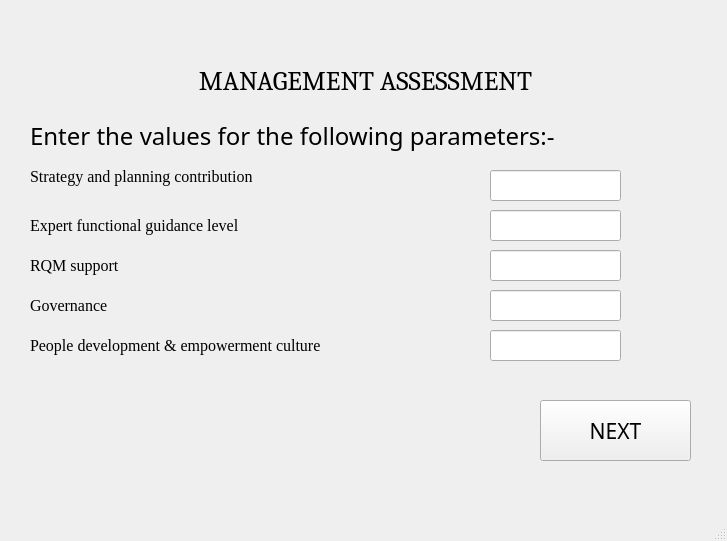
Before: the Qt Designer form ui_files/management_screen.ui in yorozuya-2003/institutional_benchmarking_model, drawn with Qt 5.
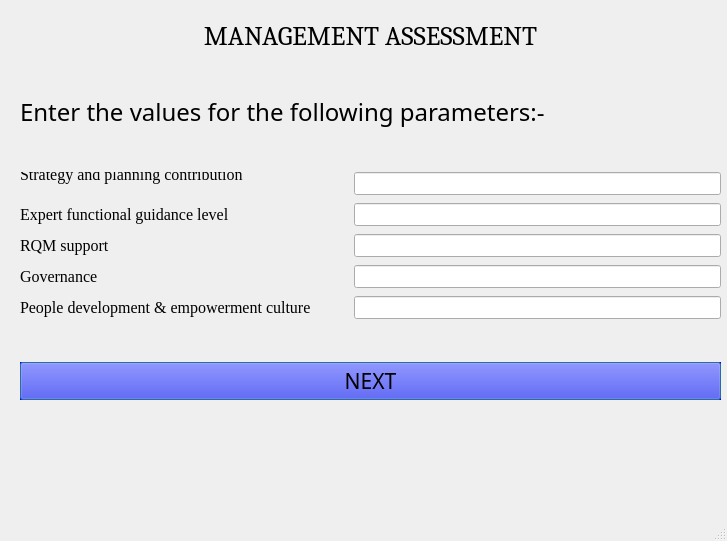
After: the same form once the commit is applied.

What changed in the file:
```diff
--- a/ui_files/management_screen.ui
+++ b/ui_files/management_screen.ui
@@ -14,15 +14,24 @@
    <string>MainWindow</string>
   </property>
   <widget class="QWidget" name="centralwidget">
+   <widget class="QWidget" name="">
+    <property name="geometry">
+     <rect>
+      <x>20</x>
+      <y>20</y>
+      <width>701</width>
+      <height>391</height>
+     </rect>
+    </property>
+    <layout class="QVBoxLayout" name="verticalLayout">
+     <property name="spacing">
+      <number>43</number>
+     </property>
+     <property name="bottomMargin">
+      <number>11</number>
+     </property>
+     <item>
    <widget class="QLabel" name="label_10">
-    <property name="geometry">
-     <rect>
-      <x>130</x>
-      <y>60</y>
-      <width>471</width>
-      <height>41</height>
-     </rect>
-    </property>
     <property name="font">
      <font>
       <family>Cambria</family>
@@ -36,15 +45,9 @@
      <set>Qt::AlignCenter</set>
     </property>
    </widget>
+     </item>
+     <item>
    <widget class="QLabel" name="label">
-    <property name="geometry">
-     <rect>
-      <x>30</x>
-      <y>110</y>
-      <width>601</width>
-      <height>51</height>
-     </rect>
-    </property>
     <property name="font">
      <font>
       <family>Corbel</family>
@@ -58,35 +61,24 @@
      <set>Qt::AlignLeading|Qt::AlignLeft|Qt::AlignVCenter</set>
     </property>
    </widget>
-   <widget class="QLabel" name="label_2">
-    <property name="geometry">
-     <rect>
-      <x>30</x>
-      <y>170</y>
-      <width>451</width>
-      <height>31</height>
-     </rect>
-    </property>
+     </item>
+     <item>
+      <layout class="QGridLayout" name="gridLayout">
+       <property name="verticalSpacing">
+        <number>8</number>
+       </property>
+       <item row="3" column="1">
+        <widget class="QLineEdit" name="paramH">
     <property name="font">
      <font>
-      <family>Georgia</family>
+           <family>Times New Roman</family>
       <pointsize>12</pointsize>
      </font>
     </property>
-    <property name="text">
-     <string>Strategy and planning contribution
-</string>
-    </property>
-   </widget>
-   <widget class="QLabel" name="label_3">
-    <property name="geometry">
-     <rect>
-      <x>30</x>
-      <y>210</y>
-      <width>441</width>
-      <height>31</height>
-     </rect>
-    </property>
+        </widget>
+       </item>
+       <item row="4" column="0">
+        <widget class="QLabel" name="label_6">
     <property name="font">
      <font>
       <family>Georgia</family>
@@ -94,37 +86,12 @@
      </font>
     </property>
     <property name="text">
-     <string>Expert functional guidance level</string>
-    </property>
-   </widget>
-   <widget class="QLabel" name="label_4">
-    <property name="geometry">
-     <rect>
-      <x>30</x>
-      <y>250</y>
-      <width>441</width>
-      <height>31</height>
-     </rect>
-    </property>
-    <property name="font">
-     <font>
-      <family>Georgia</family>
-      <pointsize>12</pointsize>
-     </font>
-    </property>
-    <property name="text">
-     <string>RQM support</string>
-    </property>
-   </widget>
+          <string>People development &amp; empowerment culture</string>
+         </property>
+        </widget>
+       </item>
+       <item row="3" column="0">
    <widget class="QLabel" name="label_5">
-    <property name="geometry">
-     <rect>
-      <x>30</x>
-      <y>290</y>
-      <width>441</width>
-      <height>31</height>
-     </rect>
-    </property>
     <property name="font">
      <font>
       <family>Georgia</family>
@@ -135,31 +102,9 @@
      <string>Governance</string>
     </property>
    </widget>
-   <widget class="QLineEdit" name="paramE">
-    <property name="geometry">
-     <rect>
-      <x>490</x>
-      <y>170</y>
-      <width>131</width>
-      <height>31</height>
-     </rect>
-    </property>
-    <property name="font">
-     <font>
-      <family>Times New Roman</family>
-      <pointsize>12</pointsize>
-     </font>
-    </property>
-   </widget>
+       </item>
+       <item row="1" column="1">
    <widget class="QLineEdit" name="paramF">
-    <property name="geometry">
-     <rect>
-      <x>490</x>
-      <y>210</y>
-      <width>131</width>
-      <height>31</height>
-     </rect>
-    </property>
     <property name="font">
      <font>
       <family>Times New Roman</family>
@@ -167,47 +112,32 @@
      </font>
     </property>
    </widget>
-   <widget class="QLineEdit" name="paramG">
-    <property name="geometry">
-     <rect>
-      <x>490</x>
-      <y>250</y>
-      <width>131</width>
-      <height>31</height>
-     </rect>
-    </property>
+       </item>
+       <item row="2" column="0">
+        <widget class="QLabel" name="label_4">
     <property name="font">
      <font>
-      <family>Times New Roman</family>
+           <family>Georgia</family>
       <pointsize>12</pointsize>
      </font>
     </property>
-   </widget>
-   <widget class="QLineEdit" name="paramH">
-    <property name="geometry">
-     <rect>
-      <x>490</x>
-      <y>290</y>
-      <width>131</width>
-      <height>31</height>
-     </rect>
-    </property>
-    <property name="font">
-     <font>
-      <family>Times New Roman</family>
-      <pointsize>12</pointsize>
-     </font>
-    </property>
-   </widget>
+         <property name="text">
+          <string>RQM support</string>
+         </property>
+        </widget>
+       </item>
+       <item row="4" column="1">
    <widget class="QLineEdit" name="paramI">
-    <property name="geometry">
-     <rect>
-      <x>490</x>
-      <y>330</y>
-      <width>131</width>
-      <height>31</height>
-     </rect>
-    </property>
+         <property name="font">
+          <font>
+           <family>Times New Roman</family>
+           <pointsize>12</pointsize>
+          </font>
+         </property>
+        </widget>
+       </item>
+       <item row="2" column="1">
+        <widget class="QLineEdit" name="paramG">
     <property name="font">
      <font>
       <family>Times New Roman</family>
@@ -215,15 +145,19 @@
      </font>
     </property>
    </widget>
-   <widget class="QLabel" name="label_6">
-    <property name="geometry">
-     <rect>
-      <x>30</x>
-      <y>330</y>
-      <width>441</width>
-      <height>31</height>
-     </rect>
-    </property>
+       </item>
+       <item row="0" column="1">
+        <widget class="QLineEdit" name="paramE">
+         <property name="font">
+          <font>
+           <family>Times New Roman</family>
+           <pointsize>12</pointsize>
+          </font>
+         </property>
+        </widget>
+       </item>
+       <item row="1" column="0">
+        <widget class="QLabel" name="label_3">
     <property name="font">
      <font>
       <family>Georgia</family>
@@ -231,17 +165,91 @@
      </font>
     </property>
     <property name="text">
-     <string>People development &amp; empowerment culture</string>
-    </property>
-   </widget>
+          <string>Expert functional guidance level</string>
+         </property>
+        </widget>
+       </item>
+       <item row="0" column="0">
+        <widget class="QLabel" name="label_2">
+         <property name="font">
+          <font>
+           <family>Georgia</family>
+           <pointsize>12</pointsize>
+          </font>
+         </property>
+         <property name="text">
+          <string>Strategy and planning contribution
+</string>
+         </property>
+        </widget>
+       </item>
+      </layout>
+     </item>
+     <item>
    <widget class="QPushButton" name="nextButton">
-    <property name="geometry">
-     <rect>
-      <x>540</x>
-      <y>400</y>
-      <width>151</width>
-      <height>61</height>
-     </rect>
+       <property name="palette">
+        <palette>
+         <active>
+          <colorrole role="Button">
+           <brush brushstyle="SolidPattern">
+            <color alpha="255">
+             <red>0</red>
+             <green>0</green>
+             <blue>255</blue>
+            </color>
+           </brush>
+          </colorrole>
+          <colorrole role="Link">
+           <brush brushstyle="SolidPattern">
+            <color alpha="255">
+             <red>6</red>
+             <green>22</green>
+             <blue>255</blue>
+            </color>
+           </brush>
+          </colorrole>
+         </active>
+         <inactive>
+          <colorrole role="Button">
+           <brush brushstyle="SolidPattern">
+            <color alpha="255">
+             <red>0</red>
+             <green>0</green>
+             <blue>255</blue>
+            </color>
+           </brush>
+          </colorrole>
+          <colorrole role="Link">
+           <brush brushstyle="SolidPattern">
+            <color alpha="255">
+             <red>6</red>
+             <green>22</green>
+             <blue>255</blue>
+            </color>
+           </brush>
+          </colorrole>
+         </inactive>
+         <disabled>
+          <colorrole role="Button">
+           <brush brushstyle="SolidPattern">
+            <color alpha="255">
+             <red>0</red>
+             <green>0</green>
+             <blue>255</blue>
+            </color>
+           </brush>
+          </colorrole>
+          <colorrole role="Link">
+           <brush brushstyle="SolidPattern">
+            <color alpha="255">
+             <red>6</red>
+             <green>22</green>
+             <blue>255</blue>
+            </color>
+           </brush>
+          </colorrole>
+         </disabled>
+        </palette>
     </property>
     <property name="font">
      <font>
@@ -249,9 +257,36 @@
       <pointsize>16</pointsize>
      </font>
     </property>
+       <property name="mouseTracking">
+        <bool>true</bool>
+       </property>
+       <property name="acceptDrops">
+        <bool>true</bool>
+       </property>
+       <property name="autoFillBackground">
+        <bool>true</bool>
+       </property>
     <property name="text">
      <string>NEXT</string>
     </property>
+       <property name="checkable">
+        <bool>false</bool>
+       </property>
+       <property name="autoExclusive">
+        <bool>false</bool>
+       </property>
+       <property name="autoDefault">
+        <bool>true</bool>
+       </property>
+       <property name="default">
+        <bool>true</bool>
+       </property>
+       <property name="flat">
+        <bool>false</bool>
+       </property>
+      </widget>
+     </item>
+    </layout>
    </widget>
   </widget>
   <widget class="QMenuBar" name="menubar">
```
Left out of the diff: 2 changed lines with no effect on the pictures. Lines whose indentation alone changed are shown as unchanged.
